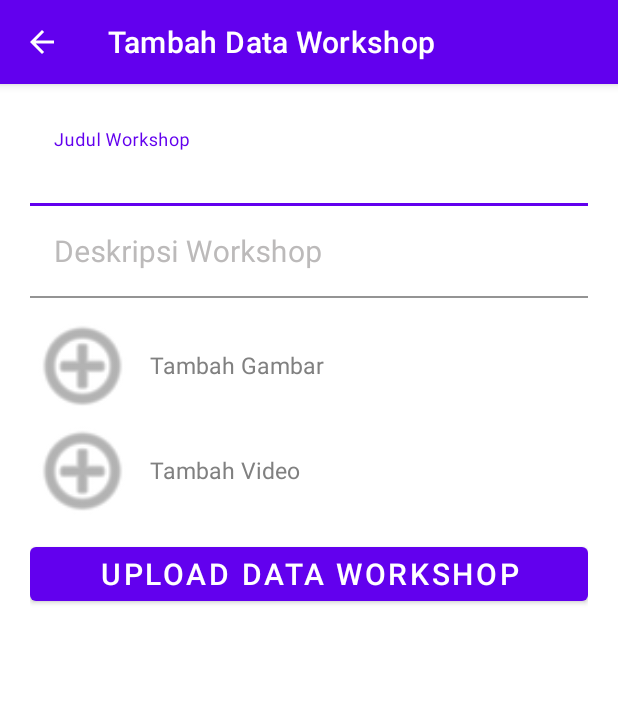
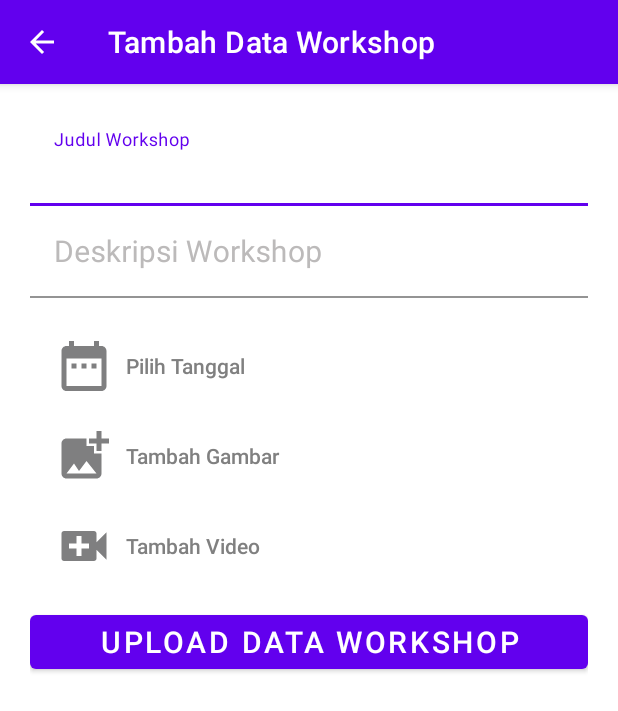
Before and after one commit to Eidith15/StudioChendraApp, an Android app: the TambahWorkshopActivity screen opened directly, with no data from a screen before it, on a phone screen of 412 x 824 dp. Shown: the top 711 px of the screen. Run offline under Robolectric (Android 15) with nearby library versions, the phone set to English and light mode, and no system bars.

Commit message:
Add data tanggal_workshop to all get and post

```diff
--- a/app/src/main/java/com/eidith/studiochendraapp/activity/WorkshopActivity.java
+++ b/app/src/main/java/com/eidith/studiochendraapp/activity/WorkshopActivity.java
@@ -158,14 +158,14 @@ public class WorkshopActivity extends AppCompatActivity implements WorkshopAdapt
                 recyclerView.setAdapter(adapter);
                 adapter.notifyDataSetChanged();
 
-                progressBar.setVisibility(View.INVISIBLE);
+                progressBar.setVisibility(View.GONE);
             }
 
             @Override
             public void onFailure(Call<WorkshopModel> call, Throwable t) {
                 Toast.makeText(WorkshopActivity.this, "Gagal Menghubungi Server : "+t.getMessage(), Toast.LENGTH_SHORT).show();
 
-                progressBar.setVisibility(View.INVISIBLE);
+                progressBar.setVisibility(View.GONE);
             }
         });
     }
@@ -179,6 +179,7 @@ public class WorkshopActivity extends AppCompatActivity implements WorkshopAdapt
         intent.putExtra("Deskripsi Workshop", listWorkshop.get(position).getDeskripsi_workshop());
         intent.putExtra("Gambar Workshop", listWorkshop.get(position).getGambar_workshop());
         intent.putExtra("Video Workshop", listWorkshop.get(position).getVideo_workshop());
+        intent.putExtra("Tanggal Workshop", listWorkshop.get(position).getTanggal_workshop());
         startActivity(intent);
     }
 
--- a/app/src/main/java/com/eidith/studiochendraapp/api/APIRequestData.java
+++ b/app/src/main/java/com/eidith/studiochendraapp/api/APIRequestData.java
@@ -21,6 +21,7 @@ public interface APIRequestData {
     @POST("post_workshop.php")
     Call<WorkshopModel> CreateData(@Part("judul_workshop") RequestBody judul_workshop,
                                    @Part("deskripsi_workshop") RequestBody deskripsi_workshop,
+                                   @Part("tanggal_workshop") RequestBody tanggal_workshop,
                                    @Part MultipartBody.Part gambar_workshop,
                                    @Part MultipartBody.Part video_workshop);
 
--- /dev/null
+++ b/app/src/main/res/drawable/ic_add_photo.xml
@@ -0,0 +1,5 @@
+<vector android:height="40dp" android:tint="#7F7F80"
+    android:viewportHeight="24" android:viewportWidth="24"
+    android:width="40dp" xmlns:android="http://schemas.android.com/apk/res/android">
+    <path android:fillColor="@android:color/white" android:pathData="M19,7v2.99s-1.99,0.01 -2,0L17,7h-3s0.01,-1.99 0,-2h3L17,2h2v3h3v2h-3zM16,11L16,8h-3L13,5L5,5c-1.1,0 -2,0.9 -2,2v12c0,1.1 0.9,2 2,2h12c1.1,0 2,-0.9 2,-2v-8h-3zM5,19l3,-4 2,3 3,-4 4,5L5,19z"/>
+</vector>
--- /dev/null
+++ b/app/src/main/res/drawable/ic_add_video.xml
@@ -0,0 +1,5 @@
+<vector android:height="40dp" android:tint="#7F7F80"
+    android:viewportHeight="24" android:viewportWidth="24"
+    android:width="40dp" xmlns:android="http://schemas.android.com/apk/res/android">
+    <path android:fillColor="@android:color/white" android:pathData="M17,10.5V7c0,-0.55 -0.45,-1 -1,-1H4c-0.55,0 -1,0.45 -1,1v10c0,0.55 0.45,1 1,1h12c0.55,0 1,-0.45 1,-1v-3.5l4,4v-11l-4,4zM14,13h-3v3H9v-3H6v-2h3V8h2v3h3v2z"/>
+</vector>
--- /dev/null
+++ b/app/src/main/res/drawable/ic_datepicker.xml
@@ -0,0 +1,5 @@
+<vector android:height="40dp" android:tint="#7F7F80"
+    android:viewportHeight="24" android:viewportWidth="24"
+    android:width="40dp" xmlns:android="http://schemas.android.com/apk/res/android">
+    <path android:fillColor="@android:color/white" android:pathData="M9,11L7,11v2h2v-2zM13,11h-2v2h2v-2zM17,11h-2v2h2v-2zM19,4h-1L18,2h-2v2L8,4L8,2L6,2v2L5,4c-1.11,0 -1.99,0.9 -1.99,2L3,20c0,1.1 0.89,2 2,2h14c1.1,0 2,-0.9 2,-2L21,6c0,-1.1 -0.9,-2 -2,-2zM19,20L5,20L5,9h14v11z"/>
+</vector>
--- a/app/src/main/res/drawable/ic_fullscreen.xml
+++ b/app/src/main/res/drawable/ic_fullscreen.xml
@@ -1,7 +1,7 @@
 <vector android:tint="#FFFFFF"
     android:viewportHeight="24" android:viewportWidth="24"
-    android:width="32dp"
-    android:height="32dp"
+    android:width="26dp"
+    android:height="26dp"
     xmlns:android="http://schemas.android.com/apk/res/android">
     <path android:fillColor="@android:color/white"
         android:pathData="M7,14L5,14v5h5v-2L7,17v-3zM5,10h2L7,7h3L10,5L5,5v5zM17,17h-3v2h5v-5h-2v3zM14,5v2h3v3h2L19,5h-5z"/>
--- a/app/src/main/res/drawable/ic_fullscreen_exit.xml
+++ b/app/src/main/res/drawable/ic_fullscreen_exit.xml
@@ -1,5 +1,5 @@
-<vector android:height="32dp" android:tint="#FFFFFF"
+<vector android:height="26dp" android:tint="#FFFFFF"
     android:viewportHeight="24" android:viewportWidth="24"
-    android:width="32dp" xmlns:android="http://schemas.android.com/apk/res/android">
+    android:width="26dp" xmlns:android="http://schemas.android.com/apk/res/android">
     <path android:fillColor="@android:color/white" android:pathData="M5,16h3v3h2v-5L5,14v2zM8,8L5,8v2h5L10,5L8,5v3zM14,19h2v-3h3v-2h-5v5zM16,8L16,5h-2v5h5L19,8h-3z"/>
 </vector>
--- a/app/src/main/res/drawable/ic_fwd.xml
+++ b/app/src/main/res/drawable/ic_fwd.xml
@@ -1,6 +1,6 @@
-<vector android:height="52dp" android:tint="#FFFFFF"
+<vector android:height="32dp" android:tint="#FFFFFF"
     android:viewportHeight="24" android:viewportWidth="24"
-    android:width="52dp" xmlns:android="http://schemas.android.com/apk/res/android">
+    android:width="32dp" xmlns:android="http://schemas.android.com/apk/res/android">
     <path android:fillColor="@android:color/white" android:pathData="M18,13c0,3.31 -2.69,6 -6,6s-6,-2.69 -6,-6s2.69,-6 6,-6v4l5,-5l-5,-5v4c-4.42,0 -8,3.58 -8,8c0,4.42 3.58,8 8,8s8,-3.58 8,-8H18z"/>
     <path android:fillColor="@android:color/white" android:pathData="M10.86,15.94l0,-4.27l-0.09,0l-1.77,0.63l0,0.69l1.01,-0.31l0,3.26z"/>
     <path android:fillColor="@android:color/white" android:pathData="M12.25,13.44v0.74c0,1.9 1.31,1.82 1.44,1.82c0.14,0 1.44,0.09 1.44,-1.82v-0.74c0,-1.9 -1.31,-1.82 -1.44,-1.82C13.55,11.62 12.25,11.53 12.25,13.44zM14.29,13.32v0.97c0,0.77 -0.21,1.03 -0.59,1.03c-0.38,0 -0.6,-0.26 -0.6,-1.03v-0.97c0,-0.75 0.22,-1.01 0.59,-1.01C14.07,12.3 14.29,12.57 14.29,13.32z"/>
--- a/app/src/main/res/drawable/ic_pause.xml
+++ b/app/src/main/res/drawable/ic_pause.xml
@@ -1,5 +1,5 @@
-<vector android:height="52dp" android:tint="#FFFFFF"
+<vector android:height="32dp" android:tint="#FFFFFF"
     android:viewportHeight="24" android:viewportWidth="24"
-    android:width="52dp" xmlns:android="http://schemas.android.com/apk/res/android">
+    android:width="32dp" xmlns:android="http://schemas.android.com/apk/res/android">
     <path android:fillColor="@android:color/white" android:pathData="M9,16h2L11,8L9,8v8zM12,2C6.48,2 2,6.48 2,12s4.48,10 10,10 10,-4.48 10,-10S17.52,2 12,2zM12,20c-4.41,0 -8,-3.59 -8,-8s3.59,-8 8,-8 8,3.59 8,8 -3.59,8 -8,8zM13,16h2L15,8h-2v8z"/>
 </vector>
--- a/app/src/main/res/drawable/ic_play.xml
+++ b/app/src/main/res/drawable/ic_play.xml
@@ -1,5 +1,5 @@
-<vector android:height="52dp" android:tint="#FFFFFF"
+<vector android:height="32dp" android:tint="#FFFFFF"
     android:viewportHeight="24" android:viewportWidth="24"
-    android:width="52dp" xmlns:android="http://schemas.android.com/apk/res/android">
+    android:width="32dp" xmlns:android="http://schemas.android.com/apk/res/android">
     <path android:fillColor="@android:color/white" android:pathData="M10,16.5l6,-4.5 -6,-4.5v9zM12,2C6.48,2 2,6.48 2,12s4.48,10 10,10 10,-4.48 10,-10S17.52,2 12,2zM12,20c-4.41,0 -8,-3.59 -8,-8s3.59,-8 8,-8 8,3.59 8,8 -3.59,8 -8,8z"/>
 </vector>
--- a/app/src/main/res/drawable/ic_rew.xml
+++ b/app/src/main/res/drawable/ic_rew.xml
@@ -1,6 +1,6 @@
-<vector android:height="52dp" android:tint="#FFFFFF"
+<vector android:height="32dp" android:tint="#FFFFFF"
     android:viewportHeight="24" android:viewportWidth="24"
-    android:width="52dp" xmlns:android="http://schemas.android.com/apk/res/android">
+    android:width="32dp" xmlns:android="http://schemas.android.com/apk/res/android">
     <path android:fillColor="@android:color/white" android:pathData="M11.99,5V1l-5,5l5,5V7c3.31,0 6,2.69 6,6s-2.69,6 -6,6s-6,-2.69 -6,-6h-2c0,4.42 3.58,8 8,8s8,-3.58 8,-8S16.41,5 11.99,5z"/>
     <path android:fillColor="@android:color/white" android:pathData="M10.89,16h-0.85v-3.26l-1.01,0.31v-0.69l1.77,-0.63h0.09V16z"/>
     <path android:fillColor="@android:color/white" android:pathData="M15.17,14.24c0,0.32 -0.03,0.6 -0.1,0.82s-0.17,0.42 -0.29,0.57s-0.28,0.26 -0.45,0.33s-0.37,0.1 -0.59,0.1s-0.41,-0.03 -0.59,-0.1s-0.33,-0.18 -0.46,-0.33s-0.23,-0.34 -0.3,-0.57s-0.11,-0.5 -0.11,-0.82V13.5c0,-0.32 0.03,-0.6 0.1,-0.82s0.17,-0.42 0.29,-0.57s0.28,-0.26 0.45,-0.33s0.37,-0.1 0.59,-0.1s0.41,0.03 0.59,0.1c0.18,0.07 0.33,0.18 0.46,0.33s0.23,0.34 0.3,0.57s0.11,0.5 0.11,0.82V14.24zM14.32,13.38c0,-0.19 -0.01,-0.35 -0.04,-0.48s-0.07,-0.23 -0.12,-0.31s-0.11,-0.14 -0.19,-0.17s-0.16,-0.05 -0.25,-0.05s-0.18,0.02 -0.25,0.05s-0.14,0.09 -0.19,0.17s-0.09,0.18 -0.12,0.31s-0.04,0.29 -0.04,0.48v0.97c0,0.19 0.01,0.35 0.04,0.48s0.07,0.24 0.12,0.32s0.11,0.14 0.19,0.17s0.16,0.05 0.25,0.05s0.18,-0.02 0.25,-0.05s0.14,-0.09 0.19,-0.17s0.09,-0.19 0.11,-0.32s0.04,-0.29 0.04,-0.48V13.38z"/>
--- a/app/src/main/res/layout/activity_tambah_workshop.xml
+++ b/app/src/main/res/layout/activity_tambah_workshop.xml
@@ -15,7 +15,7 @@
             android:layout_width="match_parent"
             android:layout_height="wrap_content"
             android:textColorHint="#BCBABA"
-            app:boxBackgroundColor="@color/white">
+            app:boxBackgroundColor="@color/transparent">
 
             <EditText
                 android:id="@+id/inputJudulWorkshop"
@@ -32,9 +32,8 @@
         <com.google.android.material.textfield.TextInputLayout
             android:layout_width="match_parent"
             android:layout_height="wrap_content"
-            app:boxBackgroundColor="@color/white"
-            android:textColorHint="#BCBABA"
-            android:paddingBottom="10dp">
+            app:boxBackgroundColor="@color/transparent"
+            android:textColorHint="#BCBABA">
 
             <EditText
                 android:id="@+id/inputDeskripsiWorkshop"
@@ -50,54 +49,45 @@
         <LinearLayout
             android:layout_width="match_parent"
             android:layout_height="wrap_content"
-            android:orientation="horizontal"
+            android:orientation="vertical"
+            android:layout_marginTop="15dp"
             android:gravity="center">
 
             <Button
+                android:id="@+id/btnDatePicker"
+                android:layout_width="match_parent"
+                android:layout_height="wrap_content"
+                android:text="Pilih Tanggal"
+                android:drawableLeft="@drawable/ic_datepicker"
+                android:textColor="@color/grey"
+                style="@style/Widget.AppCompat.Button.Borderless"
+                android:textAlignment="textStart"
+                android:textAllCaps="false"
+                android:layout_gravity="start" />
+
+            <Button
                 android:id="@+id/btnSelectImage"
-                android:layout_width="70dp"
-                android:layout_height="70dp"
-                android:layout_gravity="center_horizontal"
-                android:background="@android:drawable/ic_menu_add"
-                app:backgroundTint="@color/grey"/>
-
-            <TextView
-                android:id="@+id/tvTambahGambar"
                 android:layout_width="match_parent"
                 android:layout_height="wrap_content"
                 android:text="Tambah Gambar"
-                android:textSize="15sp"
-                android:layout_marginLeft="10dp"
+                android:drawableLeft="@drawable/ic_add_photo"
                 android:textColor="@color/grey"
-                style="@android:style/Widget.EditText"
-                android:background="@null"/>
-
-        </LinearLayout>
-
-        <LinearLayout
-            android:layout_width="match_parent"
-            android:layout_height="wrap_content"
-            android:orientation="horizontal"
-            android:gravity="center">
+                style="@style/Widget.AppCompat.Button.Borderless"
+                android:textAlignment="textStart"
+                android:textAllCaps="false"
+                android:layout_gravity="start" />
 
             <Button
                 android:id="@+id/btnSelectVideo"
-                android:layout_width="70dp"
-                android:layout_height="70dp"
-                android:layout_gravity="center_horizontal"
-                android:background="@android:drawable/ic_menu_add"
-                app:backgroundTint="@color/grey" />
-
-            <TextView
-                android:id="@+id/tvTambahVideo"
                 android:layout_width="match_parent"
                 android:layout_height="wrap_content"
                 android:text="Tambah Video"
-                android:textSize="15sp"
-                android:layout_marginLeft="10dp"
+                android:drawableLeft="@drawable/ic_add_video"
                 android:textColor="@color/grey"
-                style="@android:style/Widget.EditText"
-                android:background="@null"/>
+                style="@style/Widget.AppCompat.Button.Borderless"
+                android:textAlignment="textStart"
+                android:textAllCaps="false"
+                android:layout_gravity="start" />
 
         </LinearLayout>
 
--- a/app/src/main/res/layout/activity_workshop.xml
+++ b/app/src/main/res/layout/activity_workshop.xml
@@ -28,7 +28,7 @@
         android:layout_width="wrap_content"
         android:layout_height="wrap_content"
         android:layout_centerInParent="true"
-        android:visibility="invisible"/>
+        android:visibility="gone"/>
 
     <com.google.android.material.navigation.NavigationView
         android:id="@+id/navView"
--- a/app/src/main/res/layout/custom_controller_exo.xml
+++ b/app/src/main/res/layout/custom_controller_exo.xml
@@ -16,7 +16,7 @@
             android:layout_width="wrap_content"
             android:layout_height="wrap_content"
             android:src="@drawable/ic_rew"
-            android:layout_marginRight="16dp"
+            android:layout_marginRight="20dp"
             android:background="@android:color/transparent"/>
 
         <ImageButton
@@ -38,7 +38,7 @@
             android:layout_width="wrap_content"
             android:layout_height="wrap_content"
             android:src="@drawable/ic_fwd"
-            android:layout_marginLeft="16dp"
+            android:layout_marginLeft="20dp"
             android:background="@android:color/transparent"/>
 
     </LinearLayout>
```
Also changed, not shown: app/src/main/java/com/eidith/studiochendraapp/activity/DetailWorkshopActivity.java (+7 -2 lines), app/src/main/java/com/eidith/studiochendraapp/activity/TambahWorkshopActivity.java (+75 -16 lines), app/src/main/java/com/eidith/studiochendraapp/adapter/WorkshopAdapter.java (+9 -5 lines), app/src/main/java/com/eidith/studiochendraapp/model/WorkshopModel.java (+9 -0 lines), app/src/main/res/layout/activity_detail_workshop.xml (+27 -9 lines), app/src/main/res/layout/item_workshop.xml (+18 -6 lines), 50 other files.
